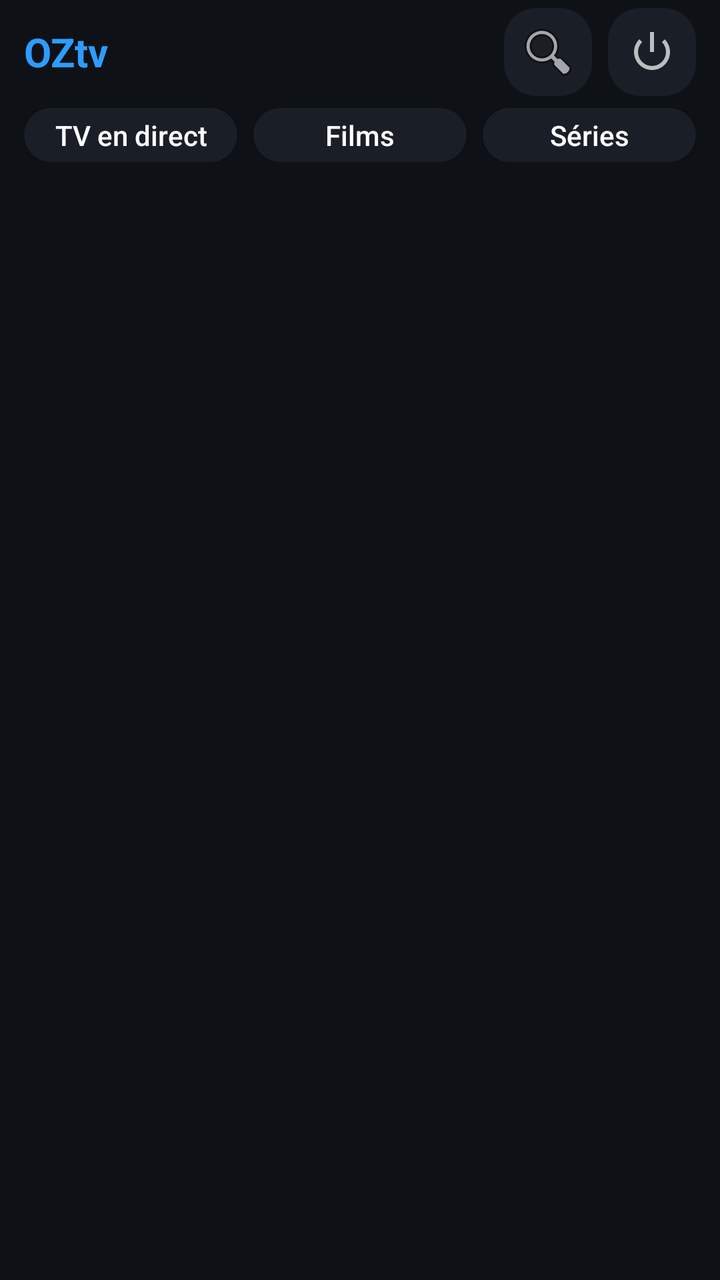
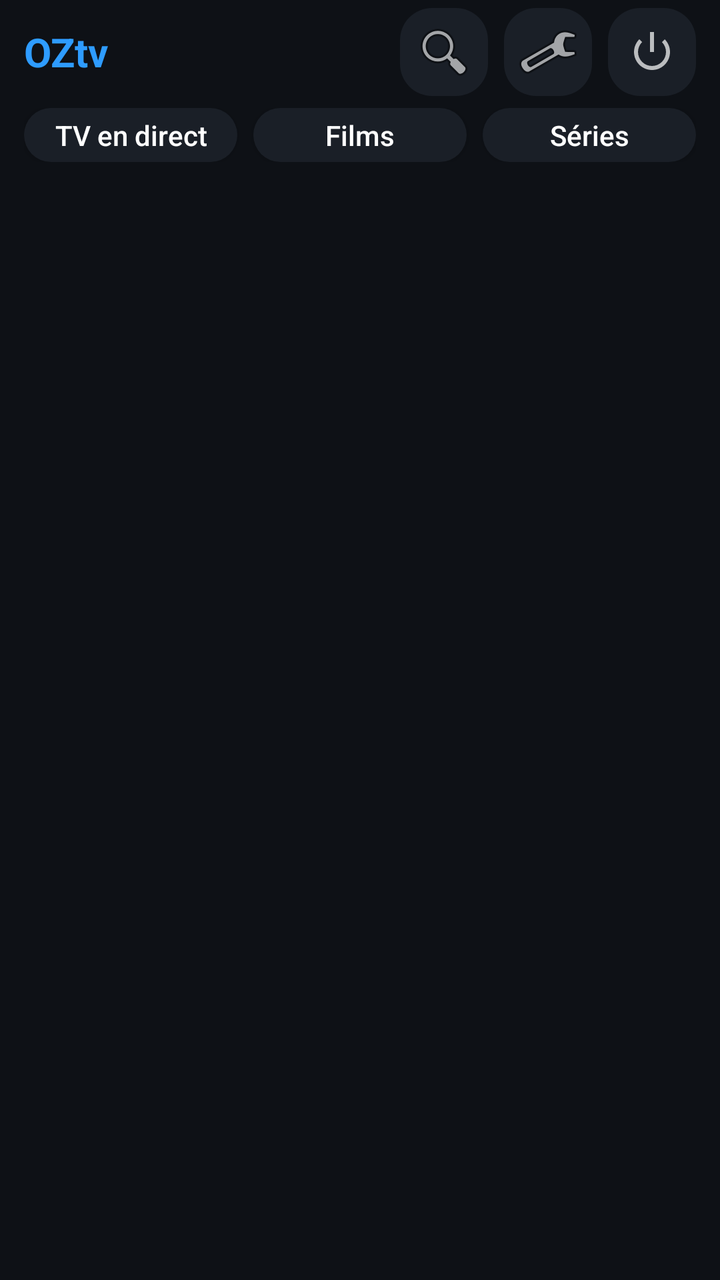

Screens rendered from an Android XML layout before and after an edit, with the pre-edit source and the edit as a unified diff.
<!-- AndroidManifest.xml: application theme Theme.OZtv -->
<!-- res/layout/activity_main.xml -->
<?xml version="1.0" encoding="utf-8"?>
<LinearLayout xmlns:android="http://schemas.android.com/apk/res/android"
    android:layout_width="match_parent"
    android:layout_height="match_parent"
    android:orientation="vertical"
    android:background="@color/bg">

    <LinearLayout
        android:layout_width="match_parent"
        android:layout_height="wrap_content"
        android:orientation="horizontal"
        android:gravity="center_vertical"
        android:paddingHorizontal="12dp"
        android:paddingTop="4dp">

        <TextView
            android:layout_width="0dp"
            android:layout_height="wrap_content"
            android:layout_weight="1"
            android:text="@string/app_name"
            android:textColor="@color/accent"
            android:textStyle="bold"
            android:textSize="20sp" />

        <ImageButton
            android:id="@+id/btnSearch"
            android:layout_width="44dp"
            android:layout_height="44dp"
            android:background="@drawable/chip_bg"
            android:src="@android:drawable/ic_menu_search"
            android:contentDescription="@string/search"
            android:layout_marginEnd="8dp" />

        <ImageButton
            android:id="@+id/btnLogout"
            android:layout_width="44dp"
            android:layout_height="44dp"
            android:background="@drawable/chip_bg"
            android:src="@android:drawable/ic_lock_power_off"
            android:contentDescription="@string/logout" />
    </LinearLayout>

    <LinearLayout
        android:layout_width="match_parent"
        android:layout_height="wrap_content"
        android:orientation="horizontal"
        android:paddingHorizontal="12dp"
        android:paddingVertical="6dp"
        android:baselineAligned="false">

        <Button
            android:id="@+id/tabLive"
            android:layout_width="0dp"
            android:layout_height="wrap_content"
            android:layout_weight="1"
            android:text="@string/live"
            android:textColor="@color/text"
            android:textAllCaps="false"
            android:textSize="14sp"
            android:minHeight="0dp"
            android:background="@drawable/chip_bg"
            android:layout_marginEnd="8dp" />

        <Button
            android:id="@+id/tabMovies"
            android:layout_width="0dp"
            android:layout_height="wrap_content"
            android:layout_weight="1"
            android:text="@string/movies"
            android:textColor="@color/text"
            android:textAllCaps="false"
            android:textSize="14sp"
            android:minHeight="0dp"
            android:background="@drawable/chip_bg"
            android:layout_marginEnd="8dp" />

        <Button
            android:id="@+id/tabSeries"
            android:layout_width="0dp"
            android:layout_height="wrap_content"
            android:layout_weight="1"
            android:text="@string/series"
            android:textColor="@color/text"
            android:textAllCaps="false"
            android:textSize="14sp"
            android:minHeight="0dp"
            android:background="@drawable/chip_bg" />
    </LinearLayout>

    <EditText
        android:id="@+id/etSearch"
        android:layout_width="match_parent"
        android:layout_height="44dp"
        android:background="@drawable/input_bg"
        android:paddingHorizontal="14dp"
        android:hint="@string/search"
        android:textColorHint="@color/text_dim"
        android:textColor="@color/text"
        android:inputType="text"
        android:layout_marginHorizontal="12dp"
        android:layout_marginBottom="6dp"
        android:visibility="gone" />

    <HorizontalScrollView
        android:layout_width="match_parent"
        android:layout_height="wrap_content"
        android:scrollbars="none"
        android:paddingHorizontal="12dp">

        <LinearLayout
            android:id="@+id/catGroup"
            android:layout_width="wrap_content"
            android:layout_height="wrap_content"
            android:orientation="horizontal"
            android:paddingVertical="4dp" />
    </HorizontalScrollView>

    <FrameLayout
        android:layout_width="match_parent"
        android:layout_height="0dp"
        android:layout_weight="1">

        <androidx.recyclerview.widget.RecyclerView
            android:id="@+id/grid"
            android:layout_width="match_parent"
            android:layout_height="match_parent"
            android:padding="8dp"
            android:clipToPadding="false" />

        <ProgressBar
            android:id="@+id/progress"
            android:layout_width="wrap_content"
            android:layout_height="wrap_content"
            android:layout_gravity="center"
            android:visibility="gone" />

        <TextView
            android:id="@+id/tvEmpty"
            android:layout_width="wrap_content"
            android:layout_height="wrap_content"
            android:layout_gravity="center"
            android:text="Aucun résultat"
            android:textColor="@color/text_dim"
            android:visibility="gone" />
    </FrameLayout>
</LinearLayout>
<!-- resources referenced by this layout -->
<resources>
  <color name="accent">#2E9CFF</color>
  <color name="bg">#0E1116</color>
  <color name="text">#FFFFFF</color>
  <color name="text_dim">#9AA4B2</color>
  <!-- drawable chip_bg (drawable) -->
  <selector xmlns:android="http://schemas.android.com/apk/res/android">
      <item android:state_focused="true">
          <shape android:shape="rectangle">
              <solid android:color="@color/accent" />
              <corners android:radius="16dp" />
              <padding android:left="12dp" android:right="12dp" android:top="4dp" android:bottom="4dp" />
          </shape>
      </item>
      <item android:state_pressed="true">
          <shape android:shape="rectangle">
              <solid android:color="@color/accent_dark" />
              <corners android:radius="16dp" />
              <padding android:left="12dp" android:right="12dp" android:top="4dp" android:bottom="4dp" />
          </shape>
      </item>
      <item>
          <shape android:shape="rectangle">
              <solid android:color="@color/bg_card" />
              <corners android:radius="16dp" />
              <padding android:left="12dp" android:right="12dp" android:top="4dp" android:bottom="4dp" />
          </shape>
      </item>
  </selector>
  <!-- drawable input_bg (drawable) -->
  <shape xmlns:android="http://schemas.android.com/apk/res/android" android:shape="rectangle">
      <solid android:color="@color/bg_card" />
      <corners android:radius="10dp" />
      <stroke android:width="1dp" android:color="#2A313B" />
  </shape>
  <string name="app_name">OZtv</string>
  <string name="live">TV en direct</string>
  <string name="logout">Déconnexion</string>
  <string name="movies">Films</string>
  <string name="search">Rechercher</string>
  <string name="series">Séries</string>
  <style name="Theme.OZtv" parent="Theme.AppCompat.NoActionBar">
          <item name="android:windowBackground">@color/bg</item>
          <item name="colorPrimary">@color/accent</item>
          <item name="colorAccent">@color/accent</item>
          <item name="android:statusBarColor">@color/bg</item>
          <item name="android:navigationBarColor">@color/bg</item>
      </style>
  <color name="accent_dark">#1C6FC0</color>
  <color name="bg_card">#1A1F27</color>
</resources>

<!-- the commit's change to res/layout/activity_main.xml (unified diff, before → after) -->
@@ -29,6 +29,15 @@
             android:background="@drawable/chip_bg"
             android:src="@android:drawable/ic_menu_search"
             android:contentDescription="@string/search"
+            android:layout_marginEnd="8dp" />
+
+        <ImageButton
+            android:id="@+id/btnSettings"
+            android:layout_width="44dp"
+            android:layout_height="44dp"
+            android:background="@drawable/chip_bg"
+            android:src="@android:drawable/ic_menu_manage"
+            android:contentDescription="Code parental"
             android:layout_marginEnd="8dp" />
 
         <ImageButton
